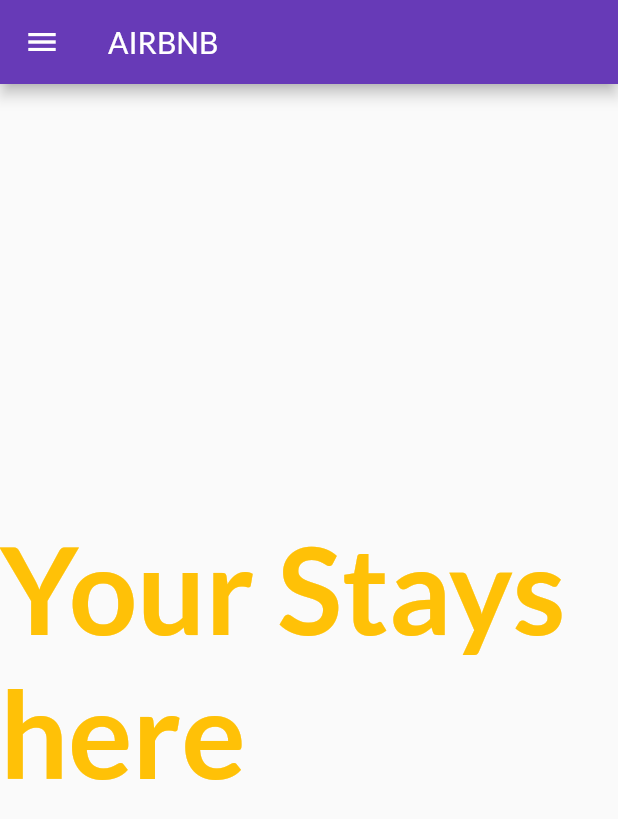
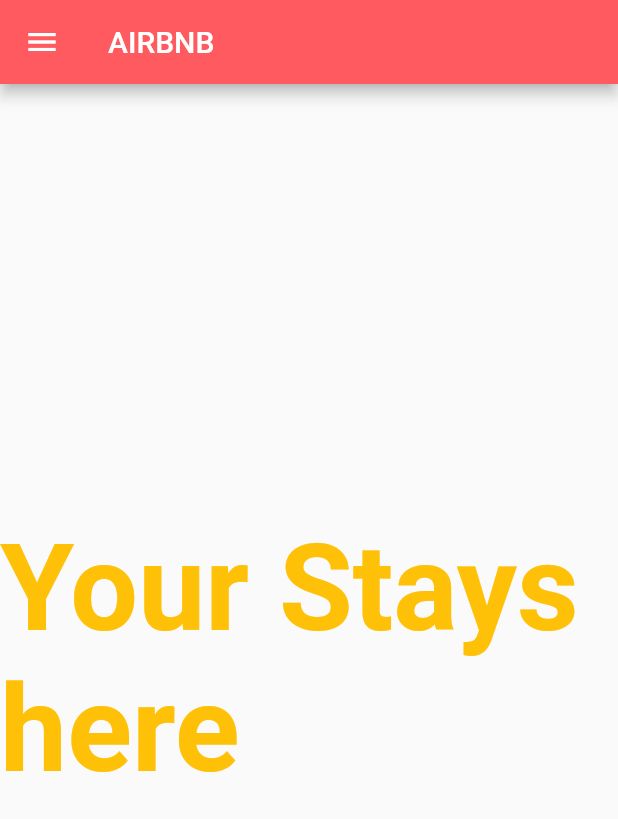
Before and after one commit to PRA-developer-TIK/FlutterCatalog, a Flutter app: the HomePage screen opened by its route, on a phone screen of 412 x 824 dp. Shown: the top 819 px of the screen. Run offline on Flutter 3.47's test engine with Material 2 defaults, Android fonts, the phone set to English and light mode, and no system bars; our stand-ins replace google_fonts.

```diff
--- a/lib/main.dart
+++ b/lib/main.dart
@@ -16,7 +16,7 @@ class MyApp extends StatelessWidget {
       themeMode: ThemeMode.light,
       theme: ThemeData(
         primarySwatch: Colors.deepPurple,
-        fontFamily: GoogleFonts.lato().fontFamily,
+        // fontFamily: GoogleFonts.lato().fontFamily,
       ),
       darkTheme: ThemeData(
         brightness: Brightness.dark,
--- a/lib/screens/home_page.dart
+++ b/lib/screens/home_page.dart
@@ -1,4 +1,5 @@
 import "package:flutter/material.dart";
+import "package:google_fonts/google_fonts.dart";
 
 class HomePage extends StatelessWidget {
   int days = 30;
@@ -7,13 +8,19 @@ class HomePage extends StatelessWidget {
     return Scaffold(
       appBar: AppBar(
         title: Text("AIRBNB "),
+        backgroundColor: Color(0xFFFF5A5F),
       ),
       body: Center(
         child: Container(
           child: Text(
             "Your Stays here ",
-            style: TextStyle(
-                fontSize: 40, color: Colors.amber, fontWeight: FontWeight.bold),
+            style: GoogleFonts.cantataOne(
+              textStyle: TextStyle(
+                fontSize: 40,
+                color: Colors.amber,
+                fontWeight: FontWeight.bold,
+              ),
+            ),
             textScaleFactor: 2.0,
           ),
         ),
```
Also changed, not shown: lib/screens/login_page.dart (+45 -24 lines), 1 other file.
